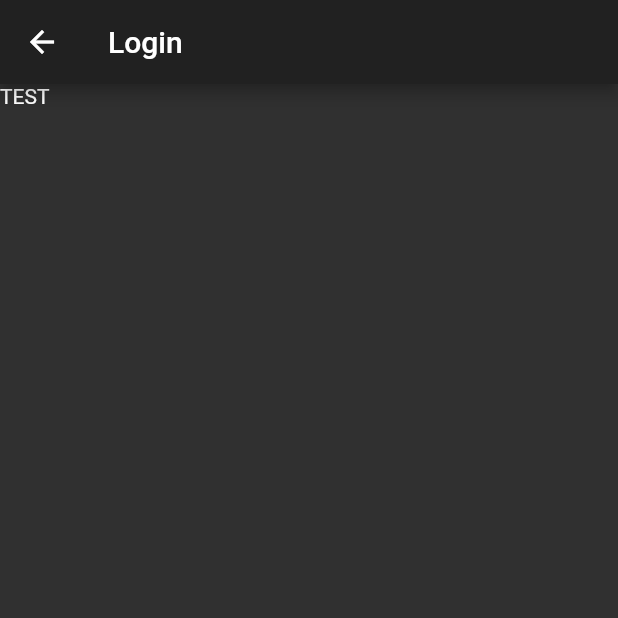
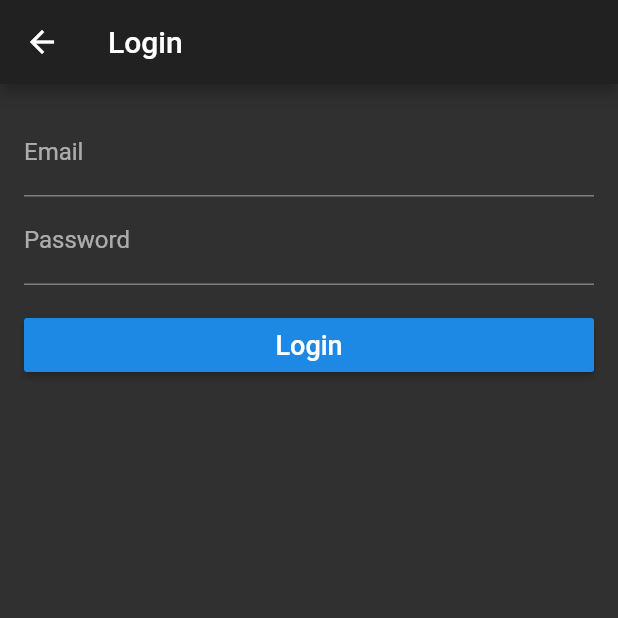
Before and after one commit to slufydufy/photogigs_flutter, a Flutter app: the LoginMain screen opened directly, on a phone screen of 412 x 824 dp, the top half of it. Run offline on Flutter 3.47's test engine with Material 2 defaults, Android fonts, the light colour scheme and no system bars; our stand-ins replace carousel_pro, cloud_firestore, firebase_auth, google_sign_in, photo_view; accounts and stored records are empty; network calls fail.

Commit message:
rmh220219

```diff
--- a/lib/LoginMain.dart
+++ b/lib/LoginMain.dart
@@ -1,13 +1,49 @@
 import 'package:flutter/material.dart';
 
-class LoginMain extends StatelessWidget {
+class LoginMain extends StatefulWidget {
+  @override
+  LoginMainState createState() => LoginMainState();
+}
+
+class LoginMainState extends State<LoginMain> {
+
+  String _email;
+  String _pass;
+
+  void validateAndSave() {
+
+  }
+
   @override
   Widget build(BuildContext context) {
     return new Scaffold(
       appBar: new AppBar(
         title: new Text('Login'),
       ),
-      body: new Text('TEST'),
+      body: new Container(
+        padding: EdgeInsets.all(16.0),
+        child: new Form(
+          child: new Column(
+            crossAxisAlignment: CrossAxisAlignment.stretch,
+            children: <Widget>[
+              new TextFormField(
+                decoration: new InputDecoration(labelText: 'Email'),
+              ),
+              new TextFormField(
+                decoration:  new InputDecoration(labelText: 'Password'),
+                obscureText: true,
+              ),
+              new Container(
+                padding: EdgeInsets.only(top: 16.0),
+                child: new RaisedButton(
+                  child: new Text('Login', style: TextStyle(fontSize: 18.0),),
+                  onPressed: validateAndSave,
+                ),
+              )
+            ],
+          ),
+        ),
+      ),
     );
   }
 }
--- a/lib/main.dart
+++ b/lib/main.dart
@@ -1,7 +1,8 @@
 import 'package:flutter/material.dart';
 import 'JobsMain.dart';
 import 'ProfileMain.dart';
-import 'PhotoGigsMain.dart';
+// import 'PhotoGigsMain.dart';
+import 'LoginMain.dart';
 import 'TalentMain.dart';
 import 'QuestMain.dart';
 
@@ -15,7 +16,7 @@ class MyApp extends StatefulWidget {
 class MyAppState extends State<MyApp> {
   int i = 0;
   var pages = [
-    new PhotoGigsMain(),
+    new LoginMain(),
     new TalentMain(),
     new JobsMain(),
     new QuestMain(),
```
